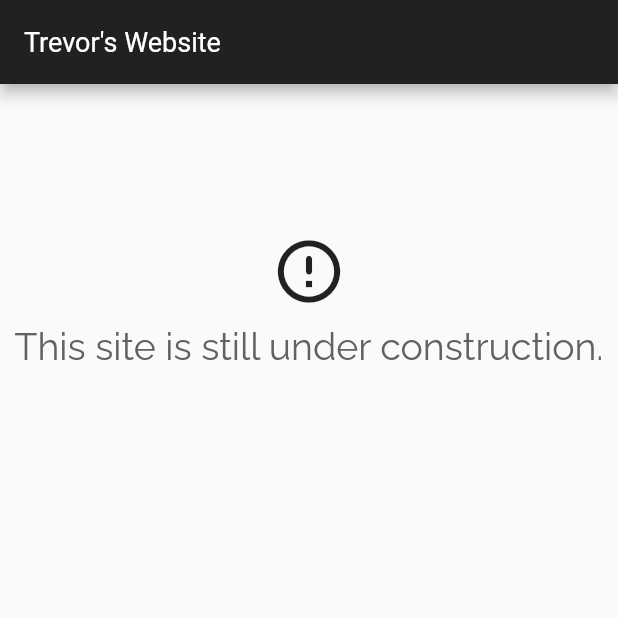
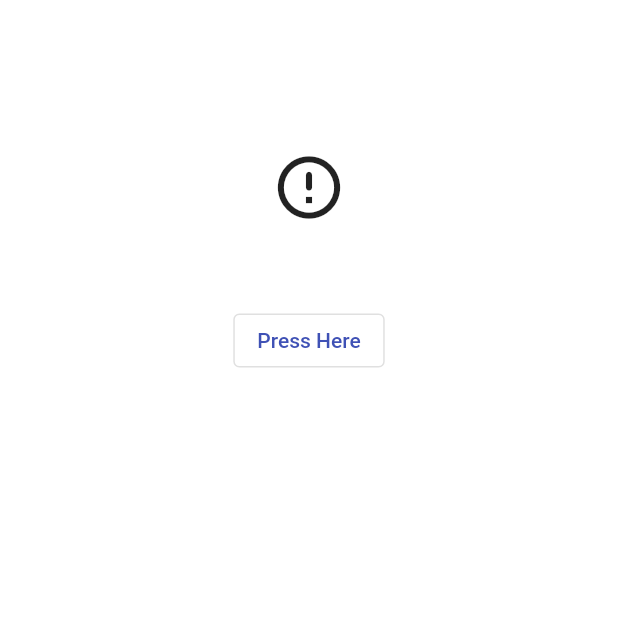
Before and after one commit to trevclaridge/TrevClar-website, a Flutter app: the screen it shows after launch, on a phone screen of 412 x 824 dp, the top half of it. Run offline on Flutter 3.47's test engine with Material 2 defaults, Android fonts, the phone set to English and light mode, and no system bars.

Commit message:
create dev branch, custom colors

```diff
--- a/lib/view/screens/home_page.dart
+++ b/lib/view/screens/home_page.dart
@@ -8,9 +8,6 @@ class MyHomePage extends StatelessWidget {
     bool isScreenWide = MediaQuery.of(context).size.width >= 770;
 
     return Scaffold(
-      appBar: AppBar(
-        title: Text('Trevor\'s Website'),
-      ),
       body: Center(
         child: Column(
           children: [
@@ -18,7 +15,12 @@ class MyHomePage extends StatelessWidget {
             const Icon(Icons.error_outline_rounded, size: 50.0),
             const SizedBox(height: 10.0),
             Text('This site is still under construction.',
-                style: Theme.of(context).textTheme.headline2)
+                style: Theme.of(context).textTheme.titleLarge),
+            const SizedBox(height: 20.0),
+            OutlinedButton(
+              onPressed: () {},
+              child: const Text("Press Here"),
+            )
           ],
         ),
       ),
--- /dev/null
+++ b/lib/view/theme/colors.dart
@@ -0,0 +1,7 @@
+import 'package:flutter/material.dart';
+
+class AppColors {
+  final canvasColor = const Color(0x002d3366);
+
+  const AppColors();
+}
--- a/lib/view/theme/theme.dart
+++ b/lib/view/theme/theme.dart
@@ -1,36 +1,13 @@
 part of view;
 
 class CustomTheme {
+  static const colors = AppColors();
   static ThemeData get defaultTheme {
     return ThemeData(
-      textTheme: TextTheme(
-          headline1: TextStyle(
-              fontSize: 40.0,
-              fontFamily: GoogleFonts.raleway().fontFamily,
-              color: Colors.grey.shade800),
-          headline2: TextStyle(
-              fontSize: 25.0,
-              fontFamily: GoogleFonts.raleway().fontFamily,
-              color: Colors.grey.shade700),
-          headline3: TextStyle(
-              fontSize: 22.0,
-              fontFamily: GoogleFonts.raleway().fontFamily,
-              color: Colors.white,
-              fontWeight: FontWeight.bold),
-          subtitle1: TextStyle(
-              fontSize: 15.0,
-              fontFamily: GoogleFonts.raleway().fontFamily,
-              color: Colors.grey.shade700),
-          bodyText1: TextStyle(
-              fontSize: 14.0,
-              height: 1.4,
-              fontFamily: GoogleFonts.raleway().fontFamily,
-              color: Colors.grey.shade800)),
-      primarySwatch: Colors.grey,
-      appBarTheme: AppBarTheme(
-        backgroundColor: Colors.grey.shade900,
-        titleTextStyle: const TextStyle(color: Colors.white, fontSize: 18),
-        iconTheme: const IconThemeData(color: Colors.white),
+      primarySwatch: Colors.indigo,
+      canvasColor: colors.canvasColor,
+      textTheme: const TextTheme(
+        titleLarge: TextStyle(color: Colors.white30),
       ),
     );
   }
--- a/lib/view/view.dart
+++ b/lib/view/view.dart
@@ -2,7 +2,7 @@ library view;
 
 import 'package:website/model/model.dart';
 import 'package:flutter/material.dart';
-import 'package:google_fonts/google_fonts.dart';
+import 'package:website/view/theme/colors.dart';
 
 part 'theme/theme.dart';
 part 'screens/home_page.dart';
--- a/pubspec.yaml
+++ b/pubspec.yaml
@@ -35,7 +35,6 @@ dependencies:
   # Use with the CupertinoIcons class for iOS style icons.
   cupertino_icons: ^1.0.2
   provider: ^6.0.2
-  google_fonts: ^2.3.1
 
 dev_dependencies:
   flutter_test:
```
Also changed, not shown: pubspec.lock.
